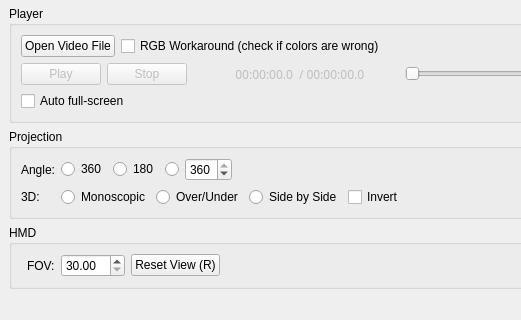
Above: src/mainwindow.ui from evgenykislov/psvr_player before the change; both pictures show x 0 to 521 and y 435 to 755 of the 817 by 755 pixel window. Below: the same form after it.
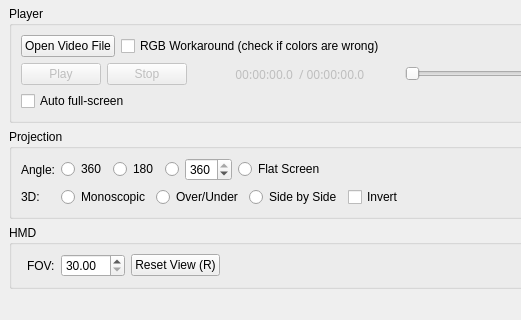
That is the form after the change.

Commit message: Add cylinder (near-flat) view for ordinary 3d movie.

The edit to the form file:
```diff
--- a/src/mainwindow.ui
+++ b/src/mainwindow.ui
@@ -386,6 +386,13 @@
             </item>
            </layout>
           </item>
+          <item>
+           <widget class="QRadioButton" name="CylinderRBut">
+            <property name="text">
+             <string>Flat Screen</string>
+            </property>
+           </widget>
+          </item>
           <item>
            <spacer name="horizontalSpacer_2">
             <property name="orientation">
```
The commit also changes 4 other files.
